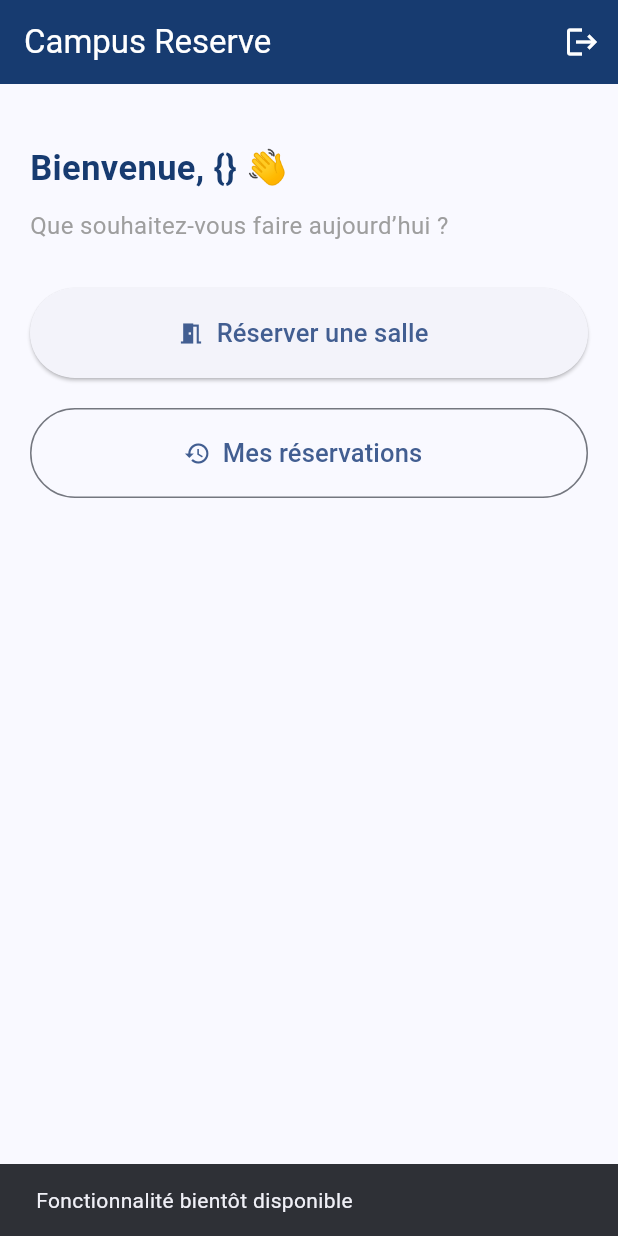
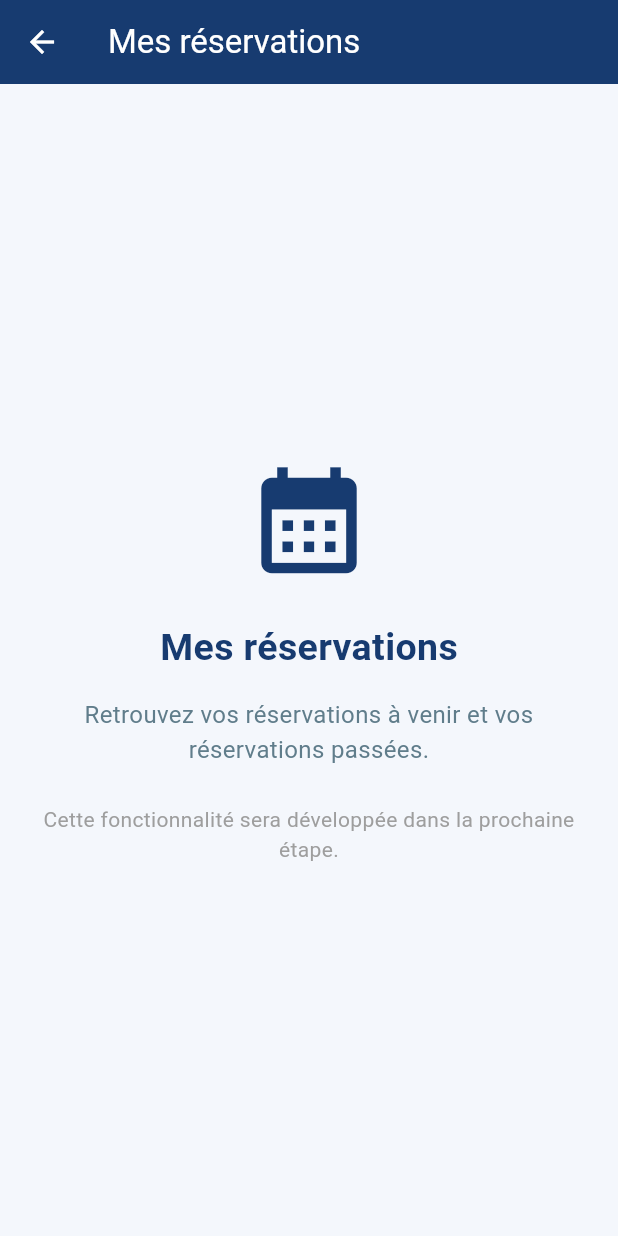
Before and after one commit to anaskhlifi22-afk/Campus-Reserve, a Flutter app: the HomeScreen screen opened directly with empty values, after a tap on "Mes réservations", on a phone screen of 412 x 824 dp. Run offline on Flutter 3.47's test engine with Material 3 defaults, Android fonts, the phone set to English and light mode, and no system bars.

Commit message:
Update interface de CampuseReserveAPP.1

```diff
--- a/lib/main.dart
+++ b/lib/main.dart
@@ -4,13 +4,10 @@ void main() {
   runApp(const CampusReserveApp());
 }
 
-// ================= COLORS =================
-
 const Color navy = Color(0xFF173B70);
 const Color blue = Color(0xFF2864B4);
 const Color background = Color(0xFFF4F7FC);
 
-// ================= MAIN APP =================
 
 class CampusReserveApp extends StatefulWidget {
   const CampusReserveApp({super.key});
@@ -77,7 +74,7 @@ class _CampusReserveAppState extends State<CampusReserveApp> {
   }
 }
 
-// ================= REUSABLE FIELD =================
+
 
 Widget buildField({
   required TextEditingController controller,
@@ -118,7 +115,7 @@ Widget buildField({
   );
 }
 
-// ================= WELCOME SCREEN =================
+
 
 class WelcomeScreen extends StatelessWidget {
   final Function(String, String) onLogin;
@@ -293,7 +290,7 @@ class WelcomeScreen extends StatelessWidget {
   }
 }
 
-// ================= REGISTER SCREEN =================
+
 
 class RegisterScreen extends StatefulWidget {
   final Function(String, String, String, String) onRegister;
@@ -498,7 +495,7 @@ class _RegisterScreenState extends State<RegisterScreen> {
   }
 }
 
-// ================= LOGIN SCREEN =================
+
 
 class LoginScreen extends StatefulWidget {
   final Function(String, String) onLogin;
@@ -630,7 +627,7 @@ class _LoginScreenState extends State<LoginScreen> {
   }
 }
 class HomeScreen extends StatelessWidget {
-  final Map<String,String> user;
+  final Map<String, String> user;
   final VoidCallback onLogout;
 
   const HomeScreen({
@@ -639,35 +636,59 @@ class HomeScreen extends StatelessWidget {
     required this.onLogout,
   });
 
+  void openPage(BuildContext context, String title,
+      IconData icon, String description) {
+    Navigator.push(
+      context,
+      MaterialPageRoute(
+        builder: (_) => FeatureScreen(
+          title: title,
+          icon: icon,
+          description: description,
+        ),
+      ),
+    );
+  }
+
   @override
   Widget build(BuildContext context) {
+    final isManager = user['role'] == 'Responsable';
+
     return Scaffold(
+      backgroundColor: background,
       appBar: AppBar(
+        backgroundColor: navy,
         title: const Text(
           'Campus Reserve',
-          style: TextStyle(color: Colors.white),
+          style: TextStyle(
+            color: Colors.white,
+            fontWeight: FontWeight.bold,
           ),
-        backgroundColor: navy,
-        iconTheme: const IconThemeData(color: Colors.white),
+        ),
         actions: [
           IconButton(
-            icon: const Icon(Icons.logout),
+            icon: const Icon(Icons.logout, color: Colors.white),
             onPressed: () {
               showDialog(
                 context: context,
-                builder: (context) => AlertDialog(
+                builder: (dialogContext) => AlertDialog(
                   title: const Text('Déconnexion'),
                   content: const Text(
                     'Voulez-vous vraiment vous déconnecter ?',
                   ),
                   actions: [
                     TextButton(
-                      onPressed: () => Navigator.pop(context),
+                      onPressed: () =>
+                          Navigator.pop(dialogContext),
                       child: const Text('Annuler'),
                     ),
                     ElevatedButton(
+                      style: ElevatedButton.styleFrom(
+                        backgroundColor: navy,
+                        foregroundColor: Colors.white,
+                      ),
                       onPressed: () {
-                        Navigator.pop(context);
+                        Navigator.pop(dialogContext);
                         onLogout();
                       },
                       child: const Text('Déconnexion'),
@@ -679,66 +700,251 @@ class HomeScreen extends StatelessWidget {
           ),
         ],
       ),
-      body: Padding(
+
+      body: SingleChildScrollView(
         padding: const EdgeInsets.all(20),
         child: Column(
           crossAxisAlignment: CrossAxisAlignment.start,
           children: [
-            const SizedBox(height: 20),
+
+            const SizedBox(height: 10),
+
             Text(
-              'Bienvenue, $user 👋',
+              'Bonjour, ${user['name'] ?? 'Étudiant'} 👋',
               style: const TextStyle(
-                fontSize: 23,
+                fontSize: 25,
                 fontWeight: FontWeight.bold,
                 color: navy,
               ),
             ),
-            const SizedBox(height: 10),
+
+            const SizedBox(height: 8),
+
             const Text(
-              'Que souhaitez-vous faire aujourd’hui ?',
-              style: TextStyle(fontSize: 16, color: Colors.grey),
+              'Bienvenue dans votre espace Campus Reserve.',
+              style: TextStyle(
+                color: Colors.blueGrey,
+                fontSize: 14,
               ),
+            ),
+
+            const SizedBox(height: 25),
+
+            Container(
+              width: double.infinity,
+              padding: const EdgeInsets.all(22),
+              decoration: BoxDecoration(
+                gradient: const LinearGradient(
+                  colors: [navy, blue],
+                ),
+                borderRadius: BorderRadius.circular(20),
+              ),
+              child: const Column(
+                crossAxisAlignment: CrossAxisAlignment.start,
+                children: [
+                  Icon(
+                    Icons.calendar_month,
+                    color: Colors.white,
+                    size: 35,
+                  ),
+                  SizedBox(height: 15),
+                  Text(
+                    'Réservez votre espace universitaire',
+                    style: TextStyle(
+                      color: Colors.white,
+                      fontSize: 20,
+                      fontWeight: FontWeight.bold,
+                    ),
+                  ),
+                  SizedBox(height: 8),
+                  Text(
+                    'Trouvez une salle ou un terrain '
+                        'disponible en quelques clics.',
+                    style: TextStyle(
+                      color: Colors.white70,
+                      fontSize: 14,
+                    ),
+                  ),
+                ],
+              ),
+            ),
+
             const SizedBox(height: 30),
 
-            // Premier bouton
-            SizedBox(
-              width: double.infinity,
-              height: 60,
-              child: ElevatedButton.icon(
-                icon: const Icon(Icons.meeting_room),
-                label: const Text(
-                  'Réserver une salle',
-                  style: TextStyle(fontSize: 17),
+            const Text(
+              'Nos services',
+              style: TextStyle(
+                color: navy,
+                fontSize: 21,
+                fontWeight: FontWeight.bold,
               ),
-                onPressed: () {
+            ),
+
+            const SizedBox(height: 18),
+
+            GridView.count(
+              crossAxisCount: 2,
+              shrinkWrap: true,
+              physics: const NeverScrollableScrollPhysics(),
+              mainAxisSpacing: 15,
+              crossAxisSpacing: 15,
+              childAspectRatio: 1.05,
+              children: [
+
+                serviceCard(
+                  context,
+                  'Ressources',
+                  Icons.apartment,
+                  'Consulter les salles et terrains',
+                  Colors.blue,
+                  () {
                 Navigator.push(
                   context,
                   MaterialPageRoute(
-                      builder: (context) => const RoomsScreen(),
+                    builder: (context) => const ResourcesScreen(),
                   ),
                 );
               },
                   ),
+
+                serviceCard(
+                  context,
+                  'Mes réservations',
+                  Icons.calendar_month,
+                  'Gérer mes réservations',
+                  Colors.green,
+                      () => openPage(
+                    context,
+                    'Mes réservations',
+                    Icons.calendar_month,
+                    'Retrouvez vos réservations à venir '
+                        'et vos réservations passées.',
+                  ),
+                ),
+
+                serviceCard(
+                  context,
+                  'Assistant IA',
+                  Icons.smart_toy,
+                  'Trouver un espace facilement',
+                  Colors.deepPurple,
+                      () => openPage(
+                    context,
+                    'Assistant IA',
+                    Icons.smart_toy,
+                    'Décrivez votre besoin et trouvez '
+                        'les créneaux qui vous conviennent.',
+                  ),
+                ),
+
+                if (isManager)
+                  serviceCard(
+                    context,
+                    'Responsable',
+                    Icons.admin_panel_settings,
+                    'Gérer les ressources',
+                    Colors.orange,
+                        () => openPage(
+                      context,
+                      'Espace responsable',
+                      Icons.admin_panel_settings,
+                      'Gérez les ressources et consultez '
+                          'les réservations.',
+                    ),
+                  ),
+              ],
+            ),
+
+            const SizedBox(height: 30),
+
+            const Text(
+              'Prochaines réservations',
+              style: TextStyle(
+                color: navy,
+                fontSize: 21,
+                fontWeight: FontWeight.bold,
+              ),
+            ),
+
+            const SizedBox(height: 15),
+
+            Container(
+              width: double.infinity,
+              padding: const EdgeInsets.all(22),
+              decoration: BoxDecoration(
+                color: Colors.white,
+                borderRadius: BorderRadius.circular(18),
+                border: Border.all(
+                  color: const Color(0xFFE0E6EF),
+                ),
+              ),
+              child: const Column(
+                children: [
+                  Icon(
+                    Icons.event_available,
+                    size: 45,
+                    color: Colors.blueGrey,
+                  ),
+                  SizedBox(height: 12),
+                  Text(
+                    'Aucune réservation pour le moment.',
+                    textAlign: TextAlign.center,
+                    style: TextStyle(
+                      color: Colors.blueGrey,
+                      fontSize: 14,
+                    ),
+                  ),
+                ],
+              ),
             ),
 
             const SizedBox(height: 20),
-
-            SizedBox(
-              width: double.infinity,
-              height: 60,
-              child: OutlinedButton.icon(
-                icon: const Icon(Icons.history),
-                label: const Text(
-                  'Mes réservations',
-                  style: TextStyle(fontSize: 17),
+          ],
         ),
-                onPressed: () {
-                  ScaffoldMessenger.of(context).showSnackBar(
-                    const SnackBar(
-                      content: Text('Fonctionnalité bientôt disponible'),
       ),
     );
-                },
+  }
+
+  Widget serviceCard(
+      BuildContext context,
+      String title,
+      IconData icon,
+      String description,
+      Color color,
+      VoidCallback onTap,
+      ) {
+    return InkWell(
+      onTap: onTap,
+      borderRadius: BorderRadius.circular(18),
+      child: Container(
+        padding: const EdgeInsets.all(15),
+        decoration: BoxDecoration(
+          color: Colors.white,
+          borderRadius: BorderRadius.circular(18),
+          border: Border.all(
+            color: const Color(0xFFE0E6EF),
+          ),
+        ),
+        child: Column(
+          crossAxisAlignment: CrossAxisAlignment.start,
+          mainAxisAlignment: MainAxisAlignment.center,
+          children: [
+            Icon(icon, color: color, size: 32),
+            const SizedBox(height: 12),
+            Text(
+              title,
+              style: const TextStyle(
+                color: navy,
+                fontWeight: FontWeight.bold,
+                fontSize: 15,
+              ),
+            ),
+            const SizedBox(height: 5),
+            Text(
+              description,
+              style: const TextStyle(
+                color: Colors.blueGrey,
+                fontSize: 11,
               ),
             ),
           ],
@@ -748,273 +954,149 @@ class HomeScreen extends StatelessWidget {
   }
 }
 
-// ---------------- ROOMS SCREEN ----------------
+class FeatureScreen extends StatelessWidget {
+  final String title;
+  final IconData icon;
+  final String description;
 
-class RoomsScreen extends StatelessWidget {
-  const RoomsScreen({super.key});
+  const FeatureScreen({
+    super.key,
+    required this.title,
+    required this.icon,
+    required this.description,
+  });
 
   @override
   Widget build(BuildContext context) {
-    final rooms = [
-      {
-        'name': 'Salle de cours',
-        'icon': Icons.school,
-        'description': 'Pour les cours et les réunions',
-      },
-      {
-        'name': 'Salle informatique',
-        'icon': Icons.computer,
-        'description': 'Équipée d’ordinateurs',
-      },
-      {
-        'name': 'Salle de réunion',
-        'icon': Icons.groups,
-        'description': 'Pour les travaux en groupe',
-      },
-    ];
-
     return Scaffold(
+      backgroundColor: background,
       appBar: AppBar(
-        title: const Text('Choisir une salle'),
+        title: Text(
+          title,
+          style: const TextStyle(color: Colors.white),
+        ),
         backgroundColor: navy,
-        foregroundColor: Colors.white,
-      ),
-      body: ListView.builder(
-        padding: const EdgeInsets.all(16),
-        itemCount: rooms.length,
-        itemBuilder: (context, index) {
-          final room = rooms[index];
-
-          return Card(
-            margin: const EdgeInsets.only(bottom: 15),
-            elevation: 3,
-            child: ListTile(
-              contentPadding: const EdgeInsets.all(16),
-              leading: CircleAvatar(
-                backgroundColor: navy,
-                child: Icon(
-                  room['icon'] as IconData,
+        iconTheme: const IconThemeData(
           color: Colors.white,
         ),
       ),
-              title: Text(
-                room['name'] as String,
-                style: const TextStyle(fontWeight: FontWeight.bold),
+      body: Center(
+        child: Padding(
+          padding: const EdgeInsets.all(25),
+          child: Column(
+            mainAxisAlignment: MainAxisAlignment.center,
+            children: [
+              Icon(
+                icon,
+                size: 85,
+                color: navy,
               ),
-              subtitle: Text(room['description'] as String),
-              trailing: const Icon(Icons.arrow_forward_ios),
-              onTap: () {
-                Navigator.push(
-                  context,
-                  MaterialPageRoute(
-                    builder: (context) => ReservationScreen(
-                      roomName: room['name'] as String,
+              const SizedBox(height: 25),
+              Text(
+                title,
+                style: const TextStyle(
+                  fontSize: 25,
+                  fontWeight: FontWeight.bold,
+                  color: navy,
                 ),
               ),
-                );
-              },
+              const SizedBox(height: 15),
+              Text(
+                description,
+                textAlign: TextAlign.center,
+                style: const TextStyle(
+                  fontSize: 16,
+                  color: Colors.blueGrey,
                 ),
-          );
-        },
+              ),
+              const SizedBox(height: 25),
+              const Text(
+                'Cette fonctionnalité sera développée '
+                    'dans la prochaine étape.',
+                textAlign: TextAlign.center,
+                style: TextStyle(color: Colors.grey),
+              ),
+            ],
+          ),
+        ),
       ),
     );
   }
 }
-
-// ---------------- RESERVATION SCREEN ----------------
-
-class ReservationScreen extends StatefulWidget {
-  final String roomName;
-
-  const ReservationScreen({
-    super.key,
-    required this.roomName,
-  });
+class ResourcesScreen extends StatelessWidget {
+  const ResourcesScreen({super.key});
 
   @override
-  State<ReservationScreen> createState() =>
-      _ReservationScreenState();
-}
-
-class _ReservationScreenState extends State<ReservationScreen> {
-  final nameController = TextEditingController();
-  final purposeController = TextEditingController();
-
-  DateTime? selectedDate;
-  TimeOfDay? selectedTime;
-
-  @override
-  void dispose() {
-    nameController.dispose();
-    purposeController.dispose();
-    super.dispose();
-  }
-
-  Future<void> chooseDate() async {
-    final date = await showDatePicker(
-      context: context,
-      initialDate: DateTime.now(),
-      firstDate: DateTime.now(),
-      lastDate: DateTime.now().add(
-        const Duration(days: 365),
+  Widget build(BuildContext context) {
+    return Scaffold(
+      backgroundColor: background,
+      appBar: AppBar(
+        title: const Text(
+          'Ressources',
+          style: TextStyle(color: Colors.white),
         ),
-    );
-
-    if (date != null) {
-      setState(() {
-        selectedDate = date;
-      });
-    }
-  }
-
-  Future<void> chooseTime() async {
-    final time = await showTimePicker(
-      context: context,
-      initialTime: TimeOfDay.now(),
-    );
-
-    if (time != null) {
-      setState(() {
-        selectedTime = time;
-      });
-    }
-  }
-
-  void confirmReservation() {
-    if (nameController.text.trim().isEmpty ||
-        purposeController.text.trim().isEmpty ||
-        selectedDate == null ||
-        selectedTime == null) {
-      ScaffoldMessenger.of(context).showSnackBar(
-        const SnackBar(
-          content: Text('Veuillez remplir tous les champs'),
+        backgroundColor: navy,
+        iconTheme: const IconThemeData(color: Colors.white),
       ),
-      );
-      return;
-    }
-
-    showDialog(
-      context: context,
-      builder: (context) => AlertDialog(
-        title: const Text('Réservation confirmée'),
-        content: Text(
-          'Votre demande pour ${widget.roomName} a été enregistrée.',
+      body: ListView(
+        padding: const EdgeInsets.all(20),
+        children: [
+          const Text(
+            'Choisissez une catégorie',
+            style: TextStyle(
+              fontSize: 22,
+              fontWeight: FontWeight.bold,
+              color: navy,
             ),
-        actions: [
-          ElevatedButton(
-            onPressed: () {
-              Navigator.pop(context);
-              Navigator.pop(context);
-              Navigator.pop(context);
-            },
-            child: const Text('OK'),
+          ),
+          const SizedBox(height: 20),
+          resourceCard(
+            Icons.meeting_room,
+            'Salles',
+            'Consulter les salles disponibles',
+            Colors.blue,
+          ),
+          resourceCard(
+            Icons.science,
+            'Laboratoires',
+            'Consulter les laboratoires',
+            Colors.deepPurple,
+          ),
+          resourceCard(
+            Icons.sports_soccer,
+            'Terrains',
+            'Consulter les terrains sportifs',
+            Colors.green,
           ),
         ],
       ),
     );
   }
 
-  @override
-  Widget build(BuildContext context) {
-    return Scaffold(
-      appBar: AppBar(
-        title: const Text('Réservation'),
-        backgroundColor: navy,
-        foregroundColor: Colors.white,
+  Widget resourceCard(
+      IconData icon,
+      String title,
+      String description,
+      Color color,
+      ) {
+    return Card(
+      color: Colors.white,
+      margin: const EdgeInsets.only(bottom: 15),
+      shape: RoundedRectangleBorder(
+        borderRadius: BorderRadius.circular(15),
       ),
-      body: SingleChildScrollView(
-        padding: const EdgeInsets.all(20),
-        child: Column(
-          crossAxisAlignment: CrossAxisAlignment.start,
-          children: [
-            Text(
-              widget.roomName,
+      child: ListTile(
+        contentPadding: const EdgeInsets.all(15),
+        leading: Icon(icon, color: color, size: 35),
+        title: Text(
+          title,
           style: const TextStyle(
-                fontSize: 22,
             fontWeight: FontWeight.bold,
             color: navy,
           ),
         ),
-            const SizedBox(height: 25),
-
-            const Text(
-              'Nom complet',
-              style: TextStyle(fontWeight: FontWeight.bold),
-            ),
-            const SizedBox(height: 8),
-            TextField(
-              controller: nameController,
-              decoration: const InputDecoration(
-                hintText: 'Entrez votre nom',
-                prefixIcon: Icon(Icons.person),
-                border: OutlineInputBorder(),
-              ),
-            ),
-
-            const SizedBox(height: 20),
-
-            const Text(
-              'Motif de réservation',
-              style: TextStyle(fontWeight: FontWeight.bold),
-            ),
-            const SizedBox(height: 8),
-            TextField(
-              controller: purposeController,
-              maxLines: 3,
-              decoration: const InputDecoration(
-                hintText: 'Entrez le motif',
-                prefixIcon: Icon(Icons.description),
-                border: OutlineInputBorder(),
-              ),
-            ),
-
-            const SizedBox(height: 20),
-
-            SizedBox(
-              width: double.infinity,
-              height: 55,
-              child: OutlinedButton.icon(
-                onPressed: chooseDate,
-                icon: const Icon(Icons.calendar_month),
-                label: Text(
-                  selectedDate == null
-                      ? 'Choisir une date'
-                      : '${selectedDate!.day}/${selectedDate!.month}/${selectedDate!.year}',
-                ),
-              ),
-            ),
-
-            const SizedBox(height: 15),
-
-            SizedBox(
-              width: double.infinity,
-              height: 55,
-              child: OutlinedButton.icon(
-                onPressed: chooseTime,
-                icon: const Icon(Icons.access_time),
-                label: Text(
-                  selectedTime == null
-                      ? 'Choisir une heure'
-                      : selectedTime!.format(context),
-                ),
-              ),
-            ),
-
-            const SizedBox(height: 30),
-
-            SizedBox(
-              width: double.infinity,
-              height: 55,
-              child: ElevatedButton(
-                onPressed: confirmReservation,
-                child: const Text(
-                  'Confirmer la réservation',
-                  style: TextStyle(fontSize: 16),
-                ),
-              ),
-            ),
-          ],
-        ),
+        subtitle: Text(description),
+        trailing: const Icon(Icons.arrow_forward_ios),
       ),
     );
   }
```
Lines whose indentation alone changed are shown as unchanged.
